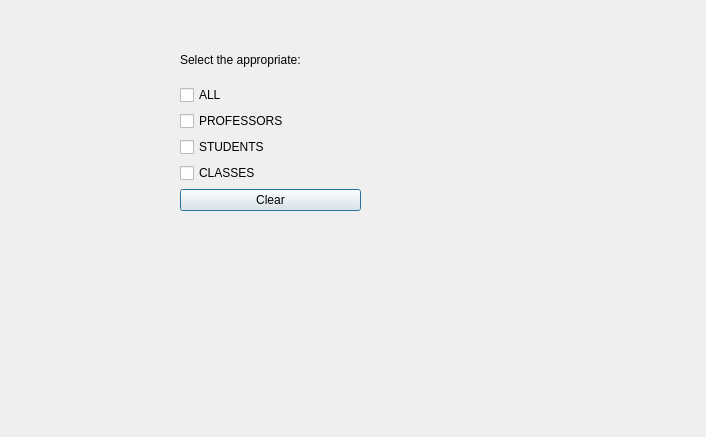
MythicSTR/bms-project, file bms/clear_data.ui: the form before one commit.
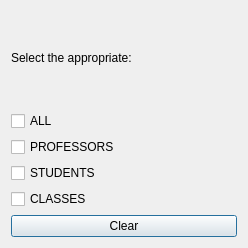
The form after the commit.

The edit to the form file:
```diff
--- a/bms/clear_data.ui
+++ b/bms/clear_data.ui
@@ -6,22 +6,15 @@
    <rect>
     <x>0</x>
     <y>0</y>
-    <width>706</width>
-    <height>437</height>
+    <width>248</width>
+    <height>248</height>
    </rect>
   </property>
   <property name="windowTitle">
    <string>Dialog</string>
   </property>
-  <widget class="QWidget" name="layoutWidget">
-   <property name="geometry">
-    <rect>
-     <x>180</x>
-     <y>40</y>
-     <width>181</width>
-     <height>171</height>
-    </rect>
-   </property>
+  <layout class="QGridLayout" name="gridLayout">
+   <item row="0" column="0">
    <layout class="QVBoxLayout" name="verticalLayout">
     <item>
      <widget class="QLabel" name="label">
@@ -72,7 +65,8 @@
      </widget>
     </item>
    </layout>
-  </widget>
+   </item>
+  </layout>
  </widget>
  <resources/>
  <connections/>
```
Lines whose indentation alone changed are shown as unchanged.
